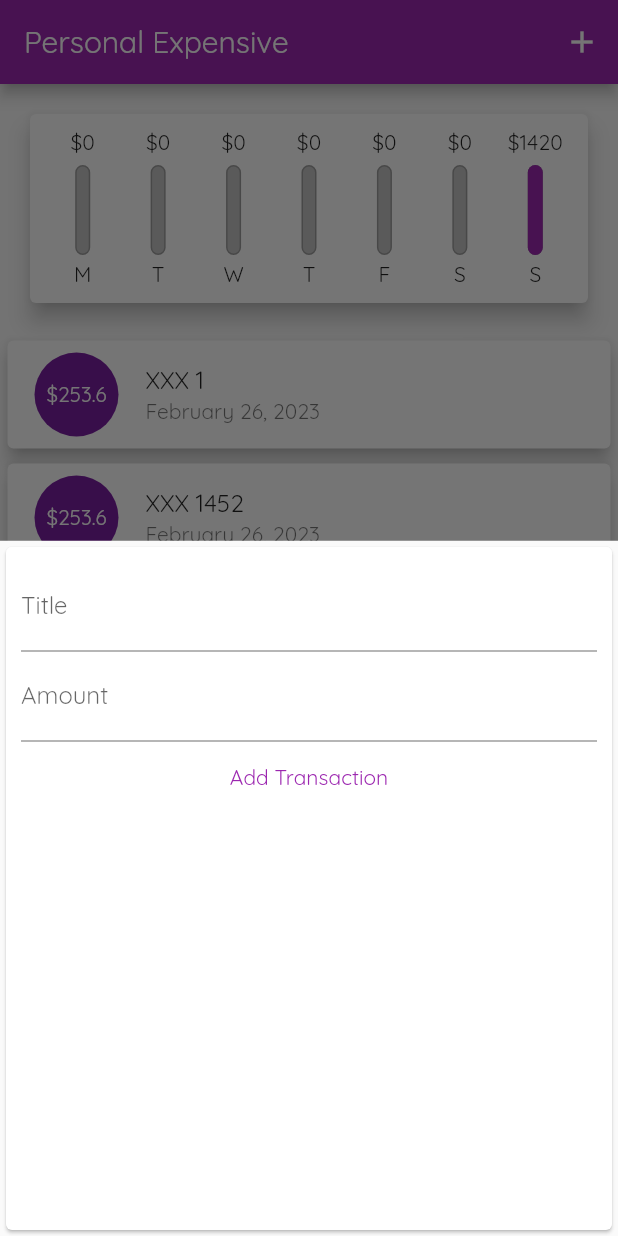
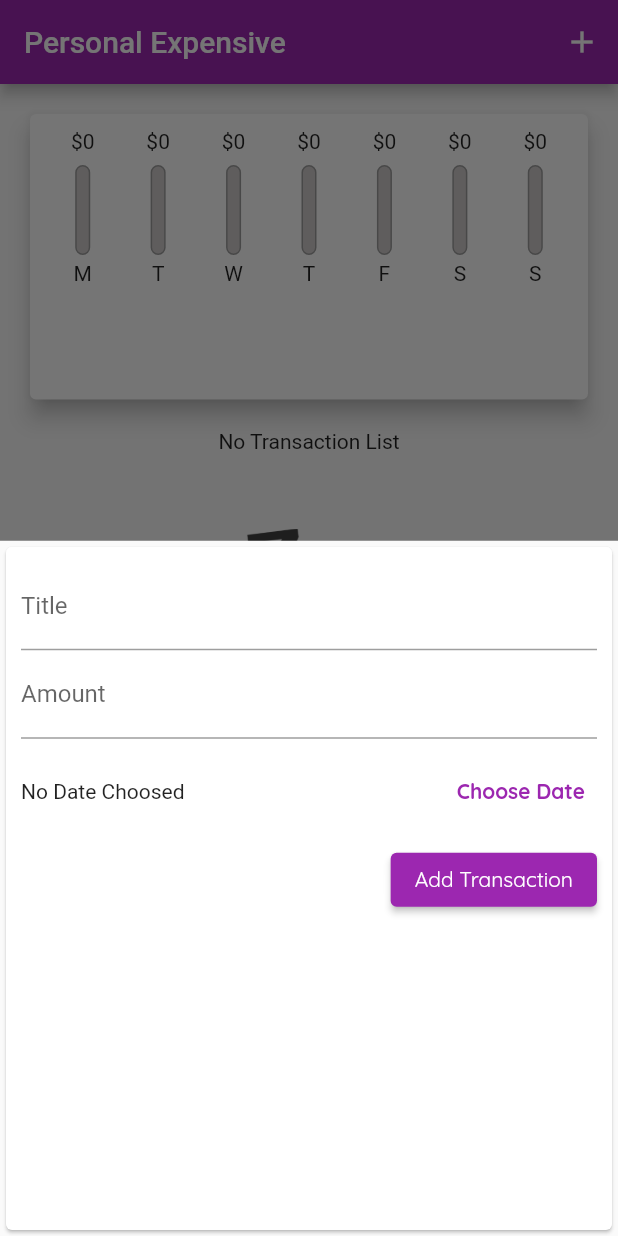
Before and after one commit to Jean-Lionel/flutter_budget_plan, a Flutter app: the screen it shows after launch, after a tap on the "add" icon, on a phone screen of 412 x 824 dp. Run offline on Flutter 3.47's test engine with Material 2 defaults, Android fonts, the phone set to English and light mode, and no system bars.

Commit message:
fixed responsiv

```diff
--- a/lib/main.dart
+++ b/lib/main.dart
@@ -20,6 +20,11 @@ class MyApp extends StatelessWidget {
         primarySwatch: Colors.purple,
         accentColor: Colors.amber,
         fontFamily: 'Quicksand',
+        textTheme: ThemeData.light().textTheme.copyWith(
+              button: const TextStyle(
+                color: Colors.white,
+              ),
+            ),
       ),
       home: MyHomePage(),
     );
@@ -32,32 +37,21 @@ class MyHomePage extends StatefulWidget {
 }
 
 class _MyHomePageState extends State<MyHomePage> {
-  final List<Transaction> _userTransactions = [
-    Transaction(id: 'Pk1', title: 'XXX 1', amount: 253.6, date: DateTime.now()),
-    Transaction(
-        id: 'Pk1', title: 'XXX 1452', amount: 253.6, date: DateTime.now()),
-    Transaction(
-        id: 'Pk1', title: 'XXX 4200', amount: 253.6, date: DateTime.now()),
-    Transaction(
-        id: 'Pk1', title: 'XXX 7850', amount: 253.6, date: DateTime.now()),
-    Transaction(
-        id: 'Pk3', title: 'XXX 15', amount: 252.6, date: DateTime.now()),
-    Transaction(
-        id: 'Pk2', title: 'XXX 452', amount: 152.6, date: DateTime.now()),
-  ];
+  final List<Transaction> _userTransactions = [];
 
   List<Transaction> get _recetTransactions {
     var items = _userTransactions.where((element) =>
-        element.date.isAfter(DateTime.now().subtract(Duration(days: 7))));
+        element.date.isAfter(DateTime.now().subtract(const Duration(days: 7))));
     return items.toList();
   }
 
-  void _addNewTransaction(String title, double amount) {
+  void _addNewTransaction(String title, double amount, DateTime date_time) {
     final newTrans = Transaction(
-        id: DateTime.now().toString(),
-        title: title,
-        amount: amount,
-        date: DateTime.now());
+      id: DateTime.now().toString(),
+      title: title,
+      amount: amount,
+      date: date_time,
+    );
 
     setState(() {
       _userTransactions.add(newTrans);
@@ -71,30 +65,49 @@ class _MyHomePageState extends State<MyHomePage> {
     );
   }
 
+  void _deleteTransaction(String id) {
+    setState(() {
+      _userTransactions.removeWhere((element) => element.id == id);
+    });
+  }
+
   @override
   Widget build(BuildContext context) {
-    return Scaffold(
-      appBar: AppBar(
-        title: const Text("Personal Expensive"),
+    final AppBar appBar = AppBar(
+      title: const Text("Personal Expensive "),
         actions: [
           IconButton(
               onPressed: () => _startModalNewItem(context),
               icon: const Icon(Icons.add))
         ],
-      ),
+    );
+    return Scaffold(
+      appBar: appBar,
       body: SingleChildScrollView(
         child: Column(
           mainAxisAlignment: MainAxisAlignment.start,
           crossAxisAlignment: CrossAxisAlignment.center,
           children: [
-            Chart(_recetTransactions),
-            TransactionList(_userTransactions),
+            Container(
+              height: (MediaQuery.of(context).size.height -
+                      appBar.preferredSize.height -
+                      MediaQuery.of(context).padding.top) *
+                  0.3,
+              child: Chart(_recetTransactions),
+            ),
+            Container(
+              height: (MediaQuery.of(context).size.height -
+                      appBar.preferredSize.height -
+                      MediaQuery.of(context).padding.top) *
+                  0.7,
+              child: TransactionList(_userTransactions, _deleteTransaction),
+            ),
           ],
         ),
       ),
       floatingActionButtonLocation: FloatingActionButtonLocation.endFloat,
       floatingActionButton: FloatingActionButton(
-        child: Icon(Icons.add),
+        child: const Icon(Icons.add),
         onPressed: () => _startModalNewItem(context),
       ),
     );
--- a/lib/widget/chart_bar.dart
+++ b/lib/widget/chart_bar.dart
@@ -29,7 +29,7 @@ class ChartBar extends StatelessWidget {
                     color: Colors.grey,
                     width: 1.0,
                   ),
-                  color: Color.fromARGB(220, 187, 187, 187),
+                  color: Color.fromARGB(220, 200, 195, 195),
                   borderRadius: BorderRadius.circular(10),
                 ),
               ),
--- a/lib/widget/new_transaction.dart
+++ b/lib/widget/new_transaction.dart
@@ -1,30 +1,48 @@
 import 'package:flutter/material.dart';
 import 'package:flutter/src/widgets/framework.dart';
+import 'package:intl/intl.dart';
 
 class NewTransaction extends StatefulWidget {
   final Function addTx;
-
   NewTransaction(this.addTx);
-
   @override
   State<NewTransaction> createState() => _NewTransactionState();
 }
 
 class _NewTransactionState extends State<NewTransaction> {
   final amountController = TextEditingController();
-
   final titleController = TextEditingController();
+  DateTime? _selectDateTime;
 
   void submitVal() {
+    if (amountController.text == null) {
+      return;
+    }
     String title = titleController.text;
     double amount = double.parse(amountController.text);
-
-    if (title.isEmpty || amount < 0) {
+    if (title.isEmpty || amount < 0 || _selectDateTime == null) {
       return;
     }
-    widget.addTx(title, amount);
+    widget.addTx(title, amount, _selectDateTime);
 
     Navigator.of(context).pop();
+  }
+
+  void _presetDatePicker() {
+    print('=============');
+    showDatePicker(
+      context: context,
+      initialDate: DateTime.now(),
+      firstDate: DateTime(2019),
+      lastDate: DateTime.now(),
+    ).then((pickedDate) {
+      if (pickedDate == null) {
+        return;
+      }
+      setState(() {
+        _selectDateTime = pickedDate;
+      });
+    });
   }
 
   @override
@@ -49,12 +67,38 @@ class _NewTransactionState extends State<NewTransaction> {
               keyboardType: TextInputType.number,
               onSubmitted: (_) => submitVal,
             ),
-            TextButton(
-              onPressed: submitVal,
-              child: const Text(
-                "Add Transaction",
-                style: TextStyle(color: Colors.purple),
+            Container(
+              height: 70,
+              child: Row(
+                children: [
+                  Expanded(
+                    child: Text(_selectDateTime == null
+                        ? 'No Date Choosed'
+                        : DateFormat.yMMMd()
+                            .format(_selectDateTime as DateTime)),
+                  ),
+                  TextButton(
+                    onPressed: _presetDatePicker,
+                    child: Text(
+                      'Choose Date',
+                      style: TextStyle(
+                          color: Theme.of(context).primaryColor,
+                          fontWeight: FontWeight.bold),
+                    ),
+                  )
+                ],
               ),
+            ),
+            Row(
+              mainAxisAlignment: MainAxisAlignment.end,
+              children: [
+                ElevatedButton(
+                  onPressed: submitVal,
+                  child: const Text(
+                    "Add Transaction",
+                  ),
+                ),
+              ],
             )
           ],
         ),
--- a/lib/widget/transaction_list.dart
+++ b/lib/widget/transaction_list.dart
@@ -4,12 +4,11 @@ import 'package:intl/intl.dart';
 
 class TransactionList extends StatelessWidget {
   final List<Transaction> transactions;
-  TransactionList(this.transactions);
+  final Function(String id) deleteTransaction;
+  TransactionList(this.transactions, this.deleteTransaction);
   @override
   Widget build(BuildContext context) {
-    return Container(
-      height: 300,
-      child: this.transactions.isEmpty
+    return this.transactions.isEmpty
           ? Column(
               children: [
                 Text("No Transaction List"),
@@ -42,11 +41,18 @@ class TransactionList extends StatelessWidget {
                     title: Text('${transactions[index].title}'),
                     subtitle: Text(
                         DateFormat.yMMMMd().format(transactions[index].date)),
+                  trailing: IconButton(
+                    onPressed: () => deleteTransaction(transactions[index].id),
+                    icon: Icon(
+                      Icons.delete,
+                      color: Theme.of(context).errorColor,
+                      size: 25,
+                    ),
+                  ),
                   ),
                 );
               },
-              itemCount: transactions.length,
-            ),
+            itemCount: transactions.length,
     );
   }
 }
```
